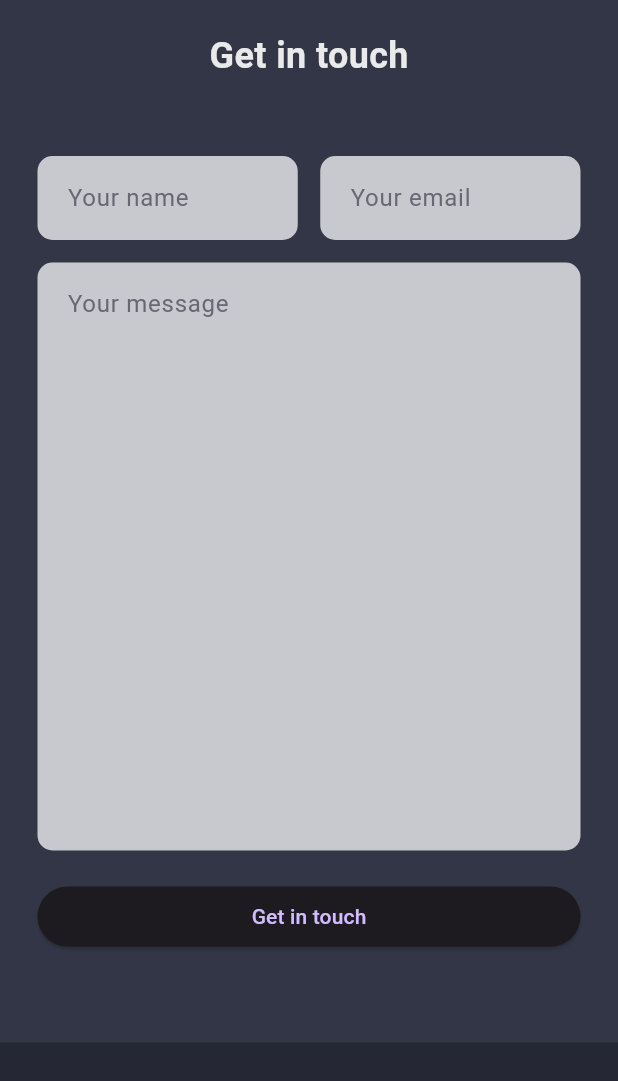
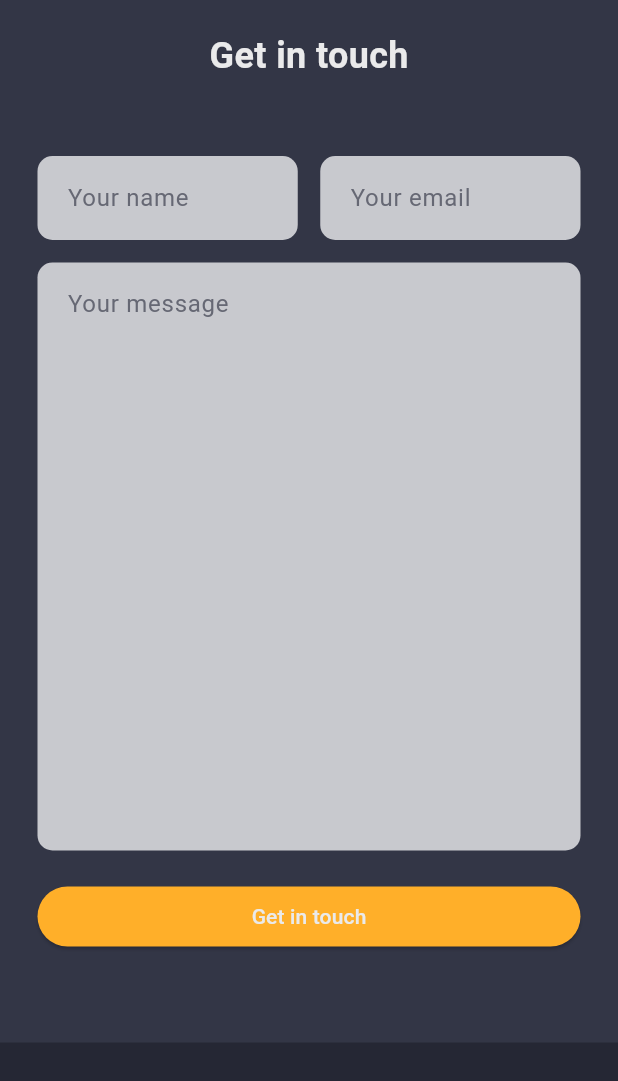
Before and after one commit to Piyushbhatt7/my_portfolio, a Flutter app: the screen it shows after launch, on a phone screen of 412 x 824 dp. Shown: the top 1081 px of the screen. Run offline on Flutter 3.47's test engine with Material 3 defaults, Android fonts, the phone set to English and light mode, and no system bars; missing offline and left inert: dart:js.

Commit message:
home screen

```diff
--- a/lib/pages/home_page.dart
+++ b/lib/pages/home_page.dart
@@ -144,6 +144,10 @@ class _HomePageState extends State<HomePage> {
                     SizedBox(
                       width: double.maxFinite,
                       child: ElevatedButton(onPressed: (){},
+                          style: ElevatedButton.styleFrom(
+                            backgroundColor: CustomColor.yellowPrimary,
+                            foregroundColor: CustomColor.whitePrimary,
+                          ),
                           child: Text("Get in touch")
                       ),
                     ),
```
